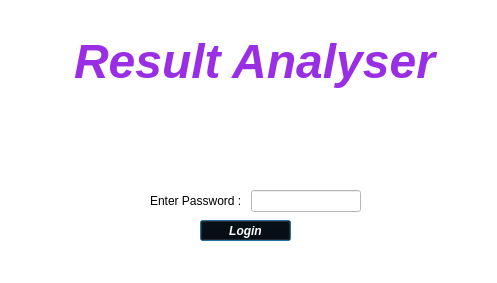
Old version of the form View/loginwindow.ui in the repository MAX-EINSTEIN/Result-Analyser.
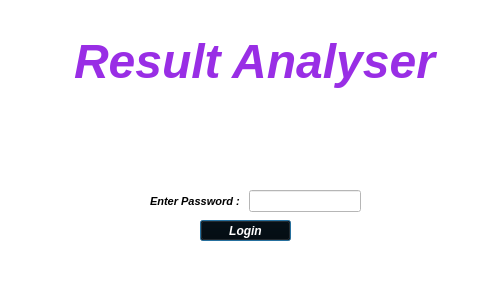
New version of the form. Icons and pictures are not drawn.

Patch:
```diff
--- a/View/loginwindow.ui
+++ b/View/loginwindow.ui
@@ -67,6 +67,14 @@
    <layout class="QFormLayout" name="formLayout">
     <item row="0" column="0">
      <widget class="QLabel" name="l_Enter">
+      <property name="font">
+       <font>
+        <pointsize>8</pointsize>
+        <weight>75</weight>
+        <italic>true</italic>
+        <bold>true</bold>
+       </font>
+      </property>
       <property name="text">
        <string>Enter Password : </string>
       </property>
```
Left out of the diff: 5 changed lines with no effect on the pictures.
